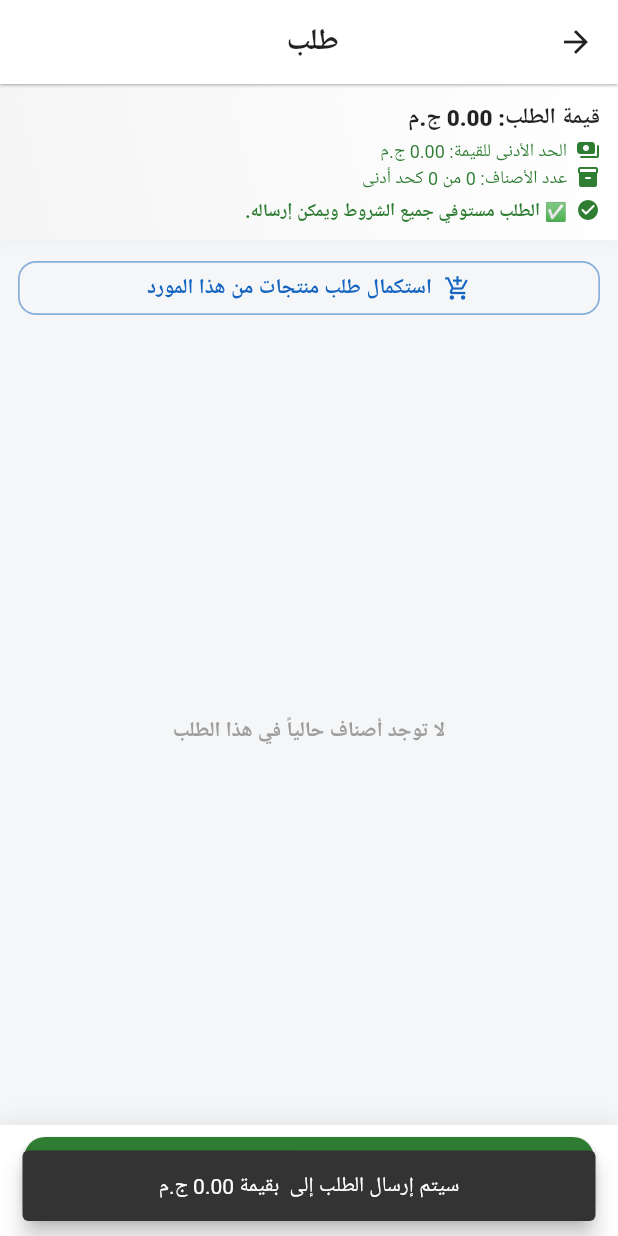
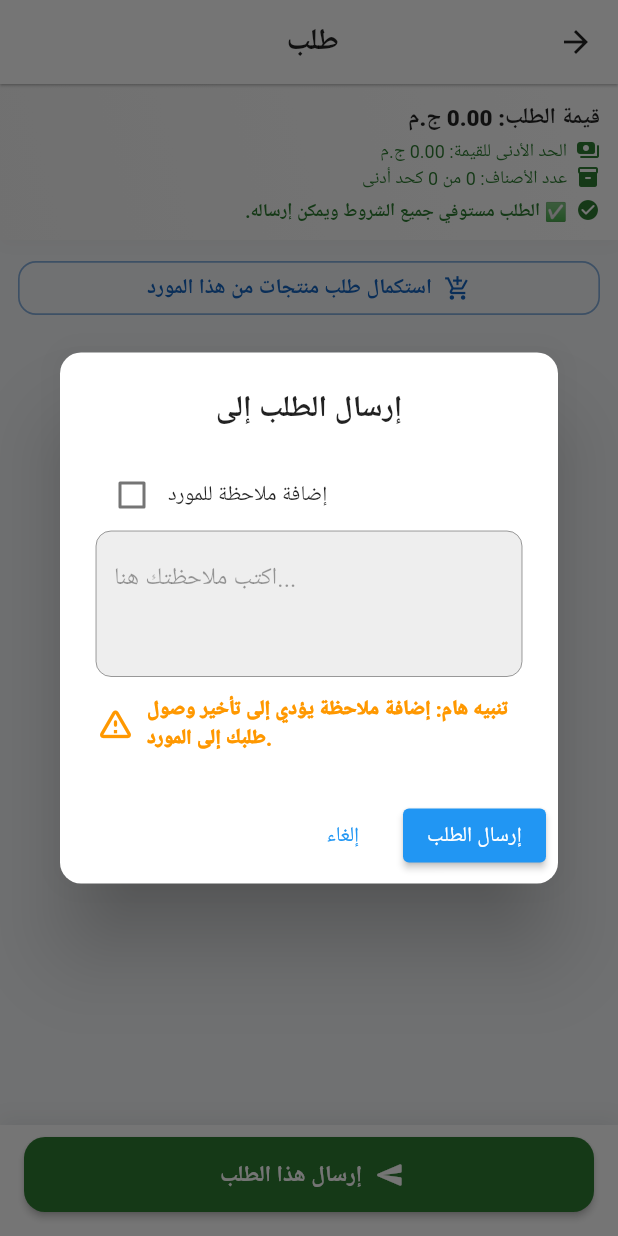
Before and after one commit to fatoraapps/fatora-system, a Flutter app: the SupplierOrderDetailsScreen screen opened directly with empty values, after a tap on "إرسال هذا الطلب", on a phone screen of 412 x 824 dp. Run offline on Flutter 3.47's test engine with Material 3 defaults, Android fonts, the phone set to English and light mode, and no system bars; our stand-ins replace geolocator, image_picker, supabase_flutter; accounts and stored records are empty; network calls fail; Roboto replaces fonts that are missing (Cairo).

Commit message:
Update UI + bug fixes + new order dialog

```diff
--- a/client_app/lib/screens/client_app_search_screen.dart
+++ b/client_app/lib/screens/client_app_search_screen.dart
@@ -348,6 +348,7 @@ class _ClientAppSearchScreenState extends State<ClientAppSearchScreen> {
         ),
       ),
     );
+
   }
 
   // ======================= الـ UI الرئيسي =======================
--- /dev/null
+++ b/client_app/lib/utils/order_dialog.dart
@@ -0,0 +1,122 @@
+import 'package:flutter/material.dart';
+
+Future<void> showSubmitOrderDialog({
+  required BuildContext context,
+  required double totalAmount,
+  required int supplierId,
+  required String supplierName,
+}) async {
+  bool includeNote = false;
+  TextEditingController noteController = TextEditingController();
+
+  await showDialog(
+    context: context,
+    barrierDismissible: false,
+    builder: (ctx) {
+      return StatefulBuilder(
+        builder: (ctx, setState) {
+          return AlertDialog(
+            shape: RoundedRectangleBorder(
+              borderRadius: BorderRadius.circular(14),
+            ),
+
+            title: Text(
+              "إرسال الطلب إلى $supplierName",
+              textAlign: TextAlign.center,
+              style: const TextStyle(fontWeight: FontWeight.bold),
+            ),
+
+            content: Column(
+              mainAxisSize: MainAxisSize.min,
+              children: [
+                Row(
+                  children: [
+                    Checkbox(
+                      value: includeNote,
+                      onChanged: (v) {
+                        setState(() {
+                          includeNote = v ?? false;
+                        });
+                      },
+                    ),
+                    const Expanded(
+                      child: Text(
+                        "إضافة ملاحظة للمورد",
+                        style: TextStyle(fontSize: 14),
+                      ),
+                    ),
+                  ],
+                ),
+
+                TextField(
+                  enabled: includeNote,
+                  controller: noteController,
+                  maxLines: 3,
+                  decoration: InputDecoration(
+                    hintText: "اكتب ملاحظتك هنا...",
+                    fillColor: includeNote ? Colors.white : Colors.grey.shade200,
+                    filled: true,
+                    border: OutlineInputBorder(
+                      borderRadius: BorderRadius.circular(10),
+                    ),
+                  ),
+                ),
+
+                const SizedBox(height: 12),
+
+                Row(
+                  children: const [
+                    Icon(
+                      Icons.warning_amber_rounded,
+                      color: Colors.orange,
+                      size: 26, // ← أكبر
+                    ),
+                    SizedBox(width: 8),
+                    Expanded(
+                      child: Text(
+                        "تنبيه هام: إضافة ملاحظة يؤدي إلى تأخير وصول طلبك إلى المورد.",
+                        style: TextStyle(
+                          fontSize: 13.5, // ← أكبر
+                          color: Colors.orange,
+                          fontWeight: FontWeight.w900, // ← أوضح
+                          height: 1.4,
+                        ),
+                      ),
+                    ),
+                  ],
+                ),
+
+              ],
+            ),
+
+            actions: [
+              TextButton(
+                onPressed: () => Navigator.pop(context),
+                child: const Text("إلغاء"),
+              ),
+
+              ElevatedButton(
+                onPressed: () {
+                  Navigator.pop(context);
+
+                  // هنا تستدعي API
+                  ScaffoldMessenger.of(context).showSnackBar(
+                    const SnackBar(
+                      content: Text(
+                        "تم إرسال الطلب بنجاح!",
+                        textAlign: TextAlign.center,
+                      ),
+                      backgroundColor: Colors.green,
+                      behavior: SnackBarBehavior.floating,
+                    ),
+                  );
+                },
+                child: const Text("إرسال الطلب"),
+              ),
+            ],
+          );
+        },
+      );
+    },
+  );
+}
```
Also changed, not shown: client_app/lib/main.dart (+21 -3 lines), client_app/lib/screens/client_app_cart_screen.dart (+78 -45 lines), client_app/lib/screens/client_app_login_screen.dart (+6 -2 lines), client_app/lib/screens/client_app_main_shell.dart (+51 -8 lines), client_app/lib/screens/client_app_supplier_screen.dart (+79 -11 lines).
